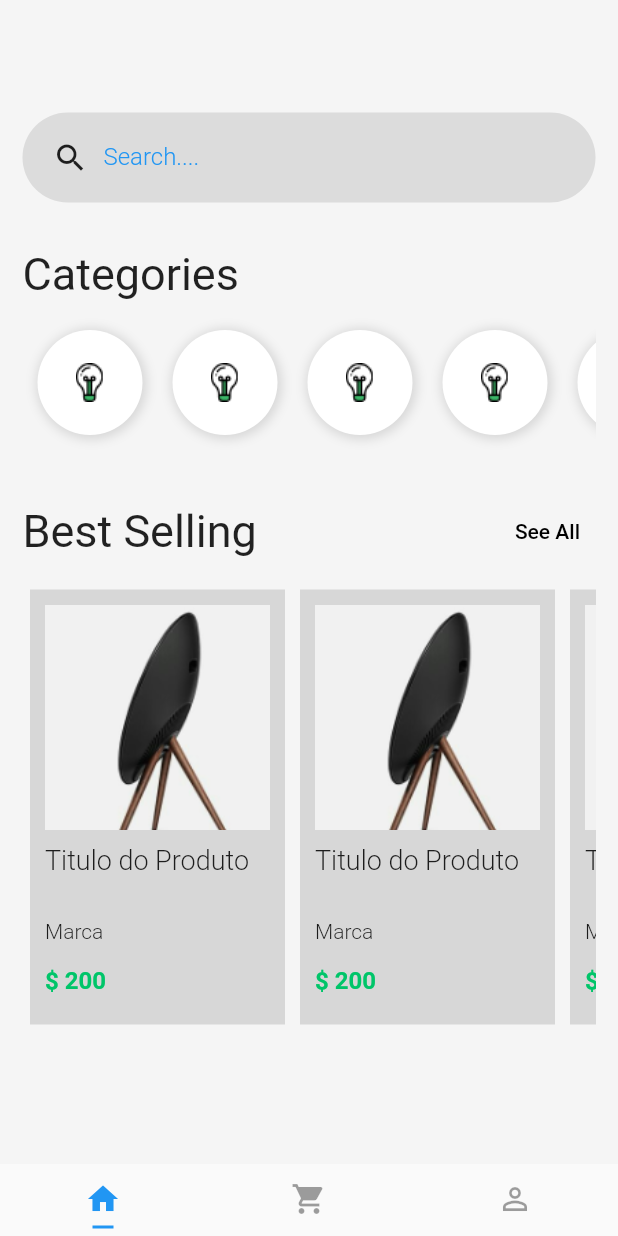
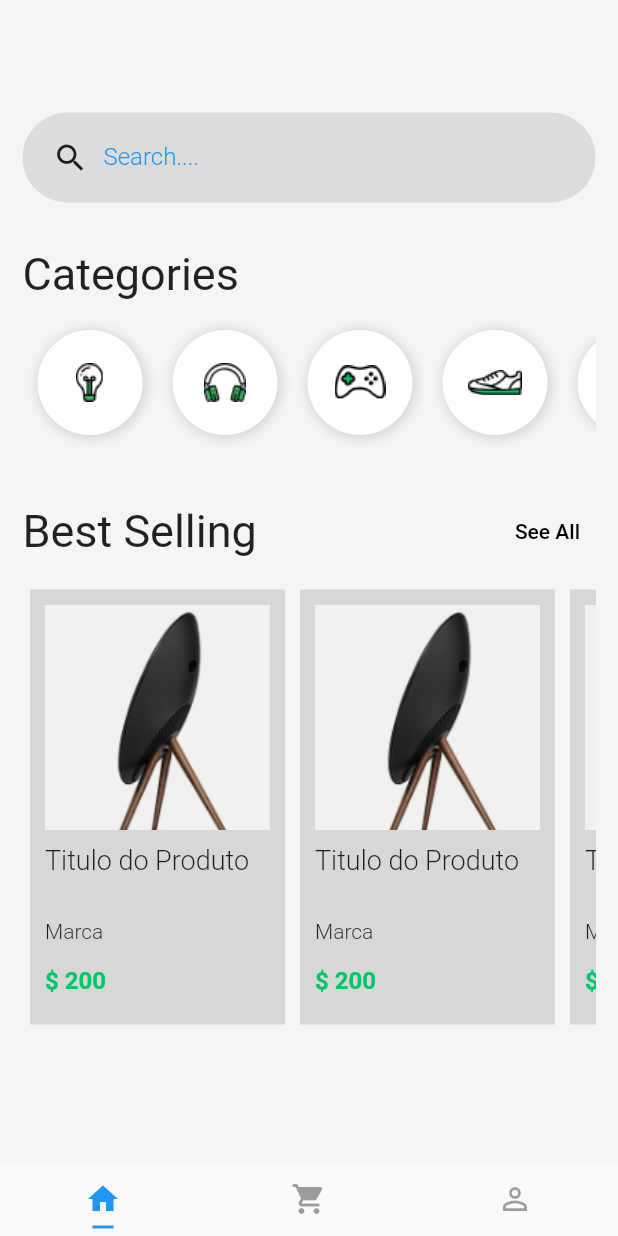
Before and after one commit to FelipeDias28/flutter-layout, a Flutter app: the screen it shows after launch, on a phone screen of 412 x 824 dp. Run offline on Flutter 3.47's test engine with Material 2 defaults, Android fonts, the phone set to English and light mode, and no system bars.

Commit message:
Criado um Widget para a barra de busca e para os itens da parte de categoria

```diff
--- a/lib/pages/home.page.dart
+++ b/lib/pages/home.page.dart
@@ -1,5 +1,7 @@
 import 'package:flutter/material.dart';
 import 'package:shopping/pages/product.page.dart';
+import 'package:shopping/widgets/category/category-item.widget.dart';
+import 'package:shopping/widgets/search-box.widget.dart';
 
 class HomePage extends StatelessWidget {
   const HomePage({super.key});
@@ -16,7 +18,7 @@ class HomePage extends StatelessWidget {
             const SizedBox(
               height: 60,
             ),
-            search(),
+            const SearchBox(),
             const SizedBox(
               height: 30,
             ),
@@ -70,85 +72,19 @@ class HomePage extends StatelessWidget {
   }
 }
 
-Widget search() {
-  return Container(
-    padding: const EdgeInsets.only(left: 20),
-    height: 60,
-    decoration: BoxDecoration(
-      color: Colors.black.withOpacity(0.1),
-      borderRadius: const BorderRadius.all(
-        Radius.circular(128),
-      ),
-    ),
-    child: Row(
-      children: [
-        const Icon(Icons.search),
-        Container(
-          width: 300,
-          padding: const EdgeInsets.only(left: 10),
-          child: TextFormField(
-            keyboardType: TextInputType.text,
-            decoration: const InputDecoration(
-              // decorações do input
-              border: InputBorder.none,
-              labelText: "Search....",
-              labelStyle: TextStyle(
-                color: Colors.blue,
-                fontWeight: FontWeight.w300,
-                fontSize: 16.0,
-              ),
-            ),
-            style: const TextStyle(
-              // estilo do texto dentro do input, o que o usuário digita
-              fontSize: 20,
-            ),
-          ),
-        ),
-      ],
-    ),
-  );
-}
-
 Widget categoryList() {
   return SizedBox(
     width: 70,
     child: ListView(
       scrollDirection: Axis.horizontal, // Altera a direção do scrool
-      children: [
-        categoryItem(),
-        categoryItem(),
-        categoryItem(),
-        categoryItem(),
-        categoryItem(),
-        categoryItem(),
-        categoryItem(),
+      children: const [
+        CategoryItem(image: "assets/Icon_Devices.png"),
+        CategoryItem(image: "assets/Icon_Gadgets.png"),
+        CategoryItem(image: "assets/Icon_Gaming.png"),
+        CategoryItem(image: "assets/Icon_Mens_Shoe.png"),
+        CategoryItem(image: "assets/Icon_Womens_Shoe.png"),
       ],
     ),
-  );
-}
-
-Widget categoryItem() {
-  return Container(
-    width: 70,
-    height: 70,
-    margin: const EdgeInsets.all(10),
-    padding: const EdgeInsets.all(10),
-    decoration: const BoxDecoration(
-      // Alteração na forma do container
-      color: Colors.white,
-      boxShadow: [
-        BoxShadow(
-          color: Colors.black12,
-          offset: Offset(1, 1),
-          blurRadius: 5,
-          spreadRadius: 2,
-        ),
-      ],
-      borderRadius: BorderRadius.all(
-        Radius.circular(64),
-      ),
-    ),
-    child: Image.asset("assets/Icon_Devices.png"),
   );
 }
 
--- /dev/null
+++ b/lib/widgets/category/category-item.widget.dart
@@ -0,0 +1,33 @@
+import 'package:flutter/material.dart';
+
+class CategoryItem extends StatelessWidget {
+  final String image; // só pode ser atribuído valor uma vez
+
+  const CategoryItem({super.key, required this.image});
+
+  @override
+  Widget build(BuildContext context) {
+    return Container(
+      width: 70,
+      height: 70,
+      margin: const EdgeInsets.all(10),
+      padding: const EdgeInsets.all(10),
+      decoration: const BoxDecoration(
+        // Alteração na forma do container
+        color: Colors.white,
+        boxShadow: [
+          BoxShadow(
+            color: Colors.black12,
+            offset: Offset(1, 1),
+            blurRadius: 5,
+            spreadRadius: 2,
+          ),
+        ],
+        borderRadius: BorderRadius.all(
+          Radius.circular(64),
+        ),
+      ),
+      child: Image.asset(image),
+    );
+  }
+}
--- /dev/null
+++ b/lib/widgets/search-box.widget.dart
@@ -0,0 +1,46 @@
+import 'package:flutter/material.dart';
+
+class SearchBox extends StatelessWidget {
+  const SearchBox({super.key});
+
+  @override
+  Widget build(BuildContext context) {
+    return Container(
+      padding: const EdgeInsets.only(left: 20),
+      height: 60,
+      decoration: BoxDecoration(
+        color: Colors.black.withOpacity(0.1),
+        borderRadius: const BorderRadius.all(
+          Radius.circular(128),
+        ),
+      ),
+      child: Row(
+        children: [
+          const Icon(Icons.search),
+          Container(
+            width: 300,
+            padding: const EdgeInsets.only(left: 10),
+            child: TextFormField(
+              keyboardType: TextInputType.text,
+              decoration: const InputDecoration(
+                // decorações do input
+                border: InputBorder.none,
+                labelText: "Search....",
+                labelStyle: TextStyle(
+                  color: Colors.blue,
+                  fontWeight: FontWeight.w300,
+                  fontSize: 16.0,
+                ),
+              ),
+              style: const TextStyle(
+                // estilo do texto dentro do input, o que o usuário digita
+                fontSize: 20,
+              ),
+            ),
+          ),
+        ],
+      ),
+    );
+    ;
+  }
+}
```
